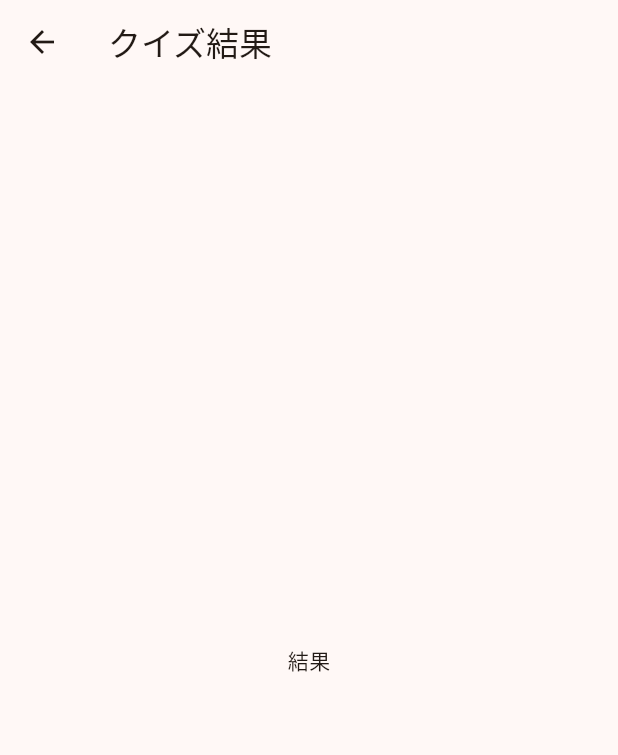
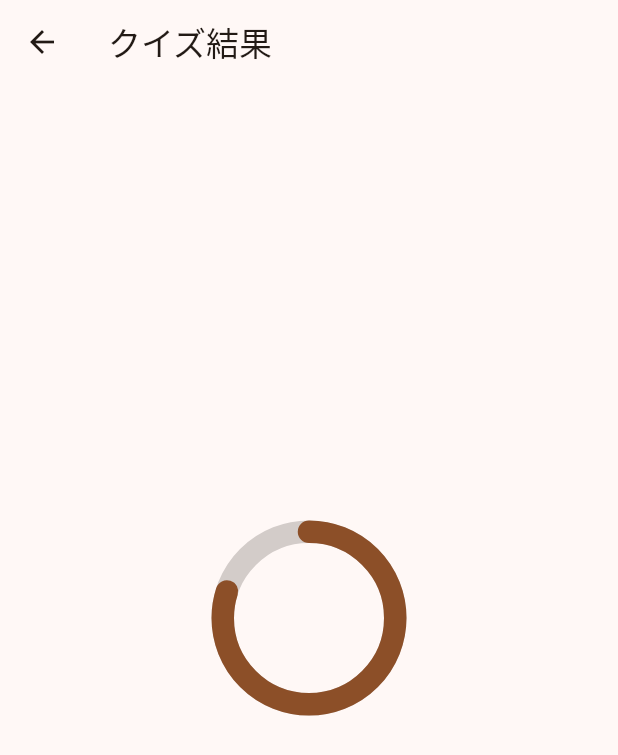
Before and after one commit to code-syncers/quiz-shower, a Flutter app: the QuizResultScreen screen opened directly, on a phone screen of 412 x 824 dp. Shown: the top 755 px of the screen. Run offline on Flutter 3.47's test engine with Material 2 defaults, Android fonts, the phone set to English and light mode, and no system bars; our stand-ins replace cloud_firestore, cloud_functions, firebase_auth, firebase_core, flutter_hooks, font_awesome_flutter and 2 more; missing offline and left inert: firebase_ui_auth, firebase_ui_localizations; accounts and stored records are empty.

Commit message:
feat: 大まかな枠組みを作成  NavigationDrawerから遷移するように設定

```diff
--- a/lib/ui/screen/quiz_screen/quiz_result_screen.dart
+++ b/lib/ui/screen/quiz_screen/quiz_result_screen.dart
@@ -9,8 +9,45 @@ class QuizResultScreen extends StatelessWidget {
       appBar: AppBar(
         title: const Text('クイズ結果'),
       ),
-      body: const Center(
-        child: Text('結果'),
+      body: Center(
+        child: Padding(
+          padding: const EdgeInsets.fromLTRB(16.0, 16.0, 16.0, 16.0),
+          child: Column(
+            mainAxisAlignment: MainAxisAlignment.center,
+            children: [
+              SizedBox(
+                width: 100,
+                height: 100,
+                child: CircularProgressIndicator(
+                  strokeWidth: 15,
+                  strokeAlign: BorderSide.strokeAlignOutside,
+                  value: 0.8,
+                  color: Theme.of(context).colorScheme.primary,
+                  backgroundColor: Theme.of(context)
+                      .colorScheme
+                      .onBackground
+                      .withOpacity(0.2),
+                  strokeCap: StrokeCap.round,
+                ),
+              ),
+              const Row(
+                mainAxisAlignment: MainAxisAlignment.center,
+                children: [
+                  // ここに1つ目のRowの子ウィジェットを追加します
+                ],
+              ),
+              const Row(
+                mainAxisAlignment: MainAxisAlignment.start,
+                children: [
+                  // ここに2つ目のRowの子ウィジェットを追加します
+                ],
+              ),
+              const ListTile(
+                  // ここにListTileのプロパティや子ウィジェットを追加します
+                  ),
+            ],
+          ),
+        ),
       ),
     );
   }
```
Also changed, not shown: lib/ui/screen/debug_mode/debug_screen.dart (+8 -2 lines), lib/ui/screen/home_screen/home_screen.dart (+0 -18 lines).
